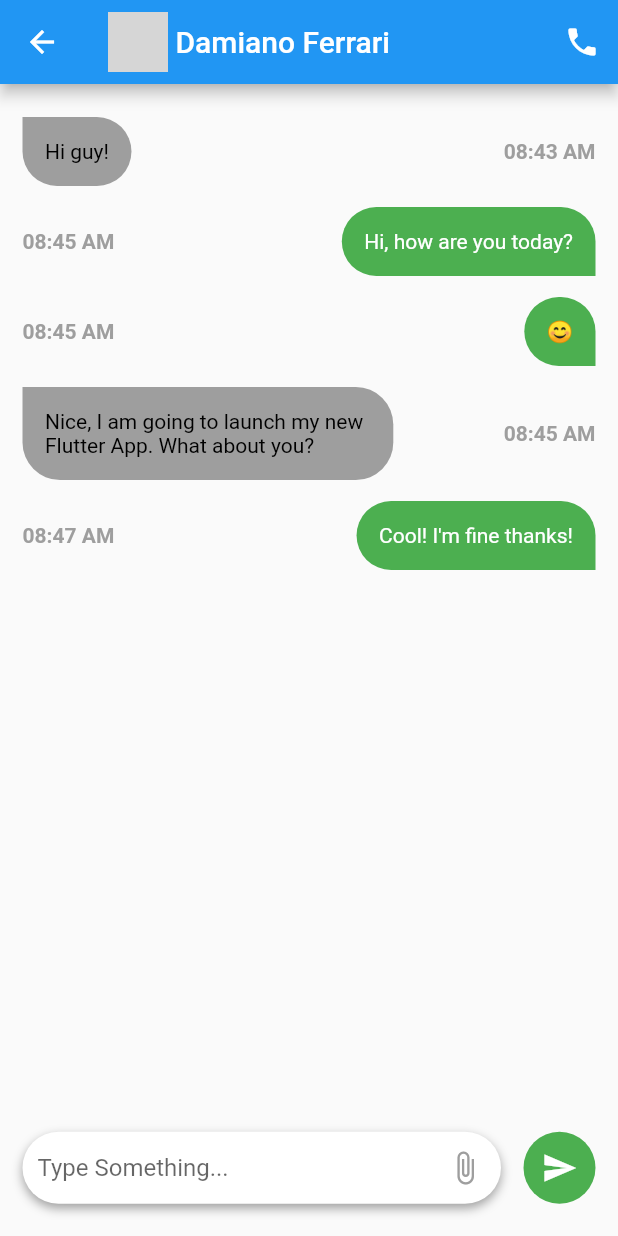
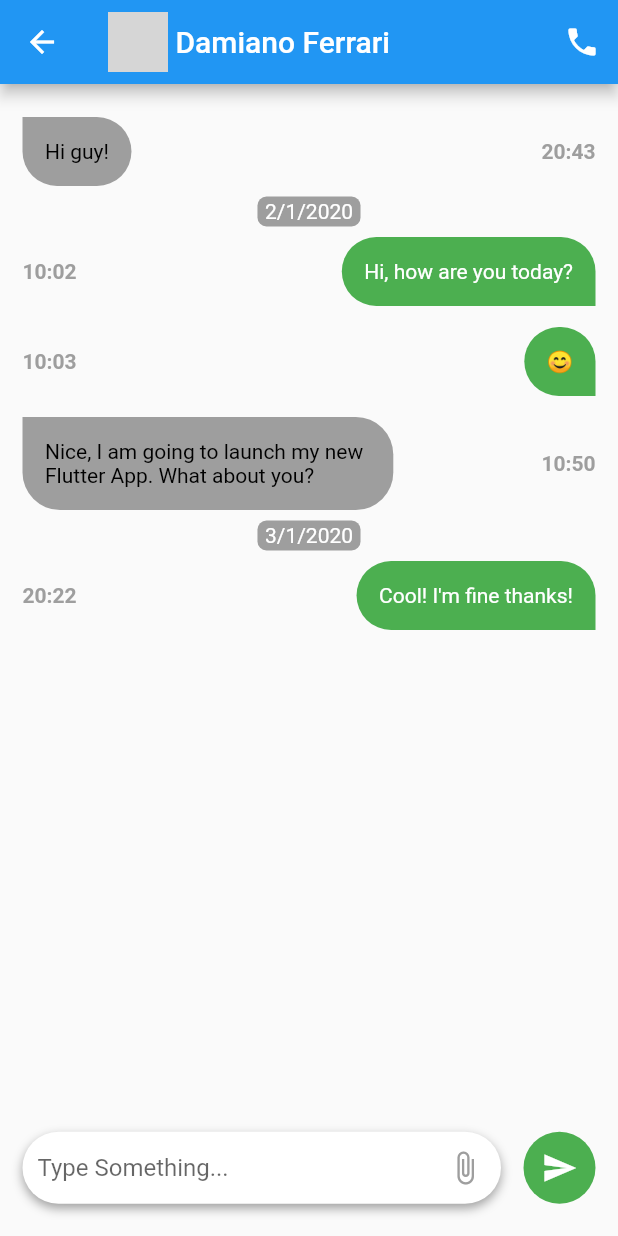
Before and after one commit to ferraridamiano/Message-App-UI, a Flutter app: the screen it shows after launch, after a tap on "Damiano Ferrari", on a phone screen of 412 x 824 dp. Run offline on Flutter 3.47's test engine with Material 2 defaults, Android fonts, the phone set to English and light mode, and no system bars; network calls fail; grey boxes are pictures that could not be loaded.

Commit message:
✨ Added messages with DateTime

```diff
--- a/lib/chat.dart
+++ b/lib/chat.dart
@@ -43,7 +43,24 @@ class _ChatScreenState extends State<ChatScreen> {
       body: Column(
         children: <Widget>[
           Expanded(
-            child: ListView.builder(padding: const EdgeInsets.all(15), itemCount: messages.length, itemBuilder: (ctx, i) => MessageWidget(messages[i])),
+            child: ListView.builder(
+              padding: const EdgeInsets.all(15),
+              itemCount: messages.length,
+              itemBuilder: (ctx, i) {
+                DateTime messageTime = messages[i].time;
+                if (i > 0 && messages[i - 1].time.add(Duration(days: 1)).day == messageTime.day) {
+                  //different day then previous message
+                  String stringDate = '${messageTime.day}/${messageTime.month}/${messageTime.year}';
+                  return Column(
+                    children: [
+                      NewDayChatWidget(stringDate),
+                      MessageWidget(messages[i]),
+                    ],
+                  );
+                }
+                return MessageWidget(messages[i]);
+              },
+            ),
           ),
           Container(
             margin: EdgeInsets.all(15.0),
--- a/lib/messageLists.dart
+++ b/lib/messageLists.dart
@@ -15,26 +15,26 @@ List<Message> messages = [
   Message(
       transmissionType: TransmissionType.RECIVED,
       messageType: MessageType.TEXT,
-      time: '08:43 AM',
+      time: DateTime.utc(2020, 1, 1, 20, 43),
       text: 'Hi guy!'),
   Message(
       transmissionType: TransmissionType.SENT,
       messageType: MessageType.TEXT,
-      time: '08:45 AM',
+      time: DateTime.utc(2020, 1, 2, 10, 02),
       text: 'Hi, how are you today?'),
   Message(
       transmissionType: TransmissionType.SENT,
       messageType: MessageType.TEXT,
-      time: '08:45 AM',
+      time: DateTime.utc(2020, 1, 2, 10, 03),
       text: '😊'),
   Message(
       transmissionType: TransmissionType.RECIVED,
       messageType: MessageType.TEXT,
-      time: '08:45 AM',
+      time: DateTime.utc(2020, 1, 2, 10, 50),
       text: 'Nice, I am going to launch my new Flutter App. What about you?'),
   Message(
       transmissionType: TransmissionType.SENT,
       messageType: MessageType.TEXT,
-      time: '08:47 AM',
+      time: DateTime.utc(2020, 1, 3, 20, 22),
       text: 'Cool! I\'m fine thanks!'),
 ];
--- a/lib/models/message.dart
+++ b/lib/models/message.dart
@@ -12,7 +12,7 @@ enum MessageType {
 class Message {
   final TransmissionType transmissionType;
   final MessageType messageType;
-  final String time;
+  final DateTime time;
   final String text;
   final String urlImage;
 
--- a/lib/widgets/messageWidget.dart
+++ b/lib/widgets/messageWidget.dart
@@ -19,6 +19,7 @@ class _ReceivedMessagesWidget extends StatelessWidget {
 
   @override
   Widget build(BuildContext context) {
+    String stringDate = _message.time.minute < 10 ? '${_message.time.hour}:0${_message.time.minute}' : '${_message.time.hour}:${_message.time.minute}';
     return Padding(
       padding: const EdgeInsets.symmetric(vertical: 7.0),
       child: Row(
@@ -35,9 +36,12 @@ class _ReceivedMessagesWidget extends StatelessWidget {
                 bottomRight: Radius.circular(25),
               ),
             ),
-            child: Text(_message.text, style: messageTextRecivedStyle,),
+            child: Text(
+              _message.text,
+              style: messageTextRecivedStyle,
+            ),
           ),
-          Text(_message.time, style: TextStyle(fontWeight: FontWeight.bold, color: Colors.grey)),
+          Text(stringDate, style: TextStyle(fontWeight: FontWeight.bold, color: Colors.grey)),
         ],
       ),
     );
@@ -50,12 +54,13 @@ class _SentMessageWidget extends StatelessWidget {
 
   @override
   Widget build(BuildContext context) {
+    String stringDate = _message.time.minute < 10 ? '${_message.time.hour}:0${_message.time.minute}' : '${_message.time.hour}:${_message.time.minute}';
     return Padding(
       padding: const EdgeInsets.symmetric(vertical: 7.0),
       child: Row(
         mainAxisAlignment: MainAxisAlignment.spaceBetween,
         children: <Widget>[
-          Text(_message.time, style: TextStyle(fontWeight: FontWeight.bold, color: Colors.grey)),
+          Text(stringDate, style: TextStyle(fontWeight: FontWeight.bold, color: Colors.grey)),
           SizedBox(width: 5),
           Container(
             constraints: BoxConstraints(maxWidth: MediaQuery.of(context).size.width * .6),
@@ -68,7 +73,8 @@ class _SentMessageWidget extends StatelessWidget {
                 bottomLeft: Radius.circular(25),
               ),
             ),
-            child: Text(_message.text,
+            child: Text(
+              _message.text,
               style: messageTextSentStyle,
             ),
           ),
@@ -77,3 +83,26 @@ class _SentMessageWidget extends StatelessWidget {
     );
   }
 }
+
+class NewDayChatWidget extends StatelessWidget {
+  final String stringDate;
+
+  NewDayChatWidget(this.stringDate);
+
+  @override
+  Widget build(BuildContext context) {
+    return Container(
+      decoration: BoxDecoration(
+        color: Colors.grey,
+        borderRadius: BorderRadius.all(Radius.circular(6)),
+      ),
+      child: Padding(
+        padding: const EdgeInsets.symmetric(vertical: 2.0, horizontal: 5.0),
+        child: Text(
+          stringDate,
+          style: TextStyle(color: Colors.white),
+        ),
+      ),
+    );
+  }
+}
```
